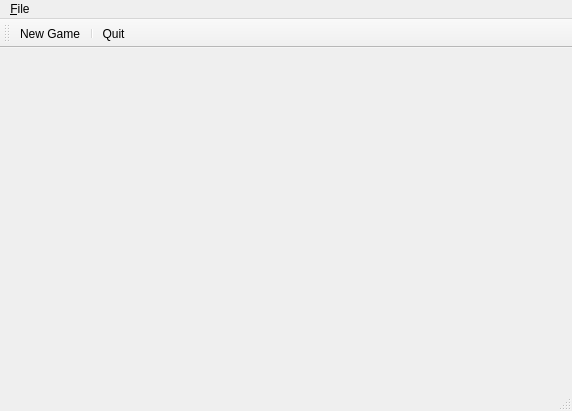
First picture: the form in mainwindow.ui, repository Gaunah/TicTacToe, before the edit.
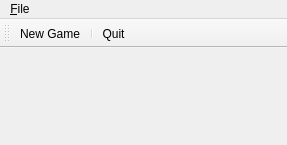
Second picture: the form after the edit. Icons and pictures are not drawn. Custom widgets are drawn as their Qt base class.

```diff
--- a/mainwindow.ui
+++ b/mainwindow.ui
@@ -6,8 +6,8 @@
    <rect>
     <x>0</x>
     <y>0</y>
-    <width>572</width>
-    <height>411</height>
+    <width>287</width>
+    <height>145</height>
    </rect>
   </property>
   <property name="windowTitle">
@@ -39,7 +39,7 @@
     <rect>
      <x>0</x>
      <y>0</y>
-     <width>572</width>
+     <width>287</width>
      <height>27</height>
     </rect>
    </property>
@@ -53,7 +53,6 @@
    </widget>
    <addaction name="menu_File"/>
   </widget>
-  <widget class="QStatusBar" name="statusbar"/>
   <widget class="QToolBar" name="toolBar">
    <property name="windowTitle">
     <string>toolBar</string>
```
Left out of the diff: 9 changed lines with no effect on the pictures.
